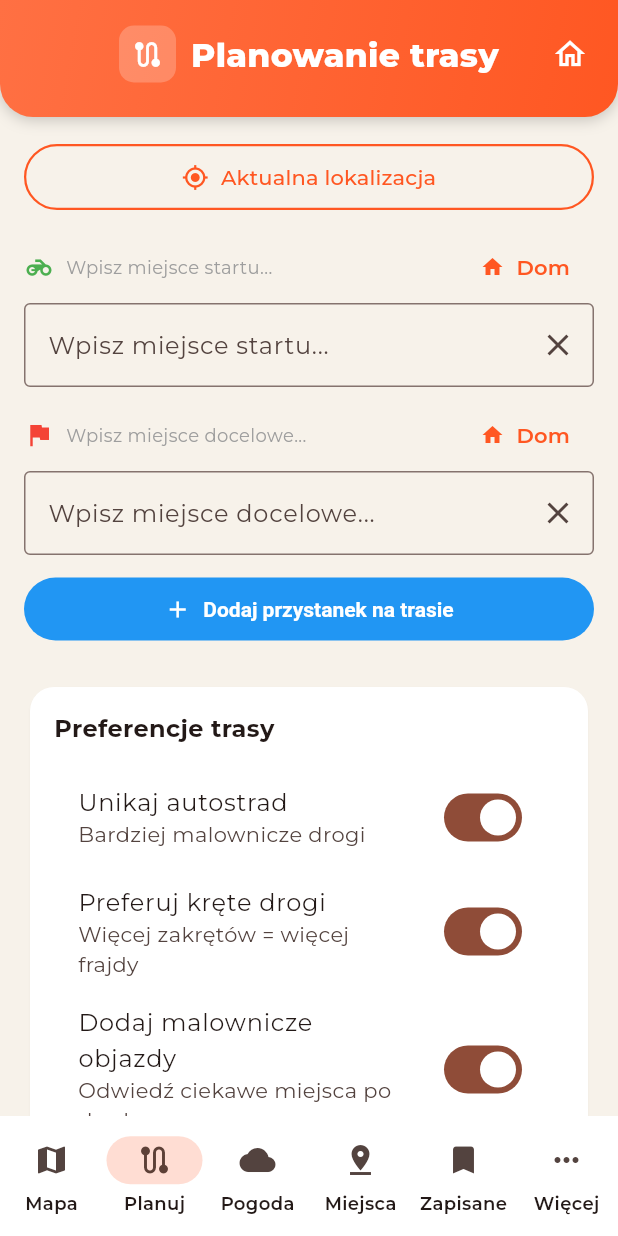
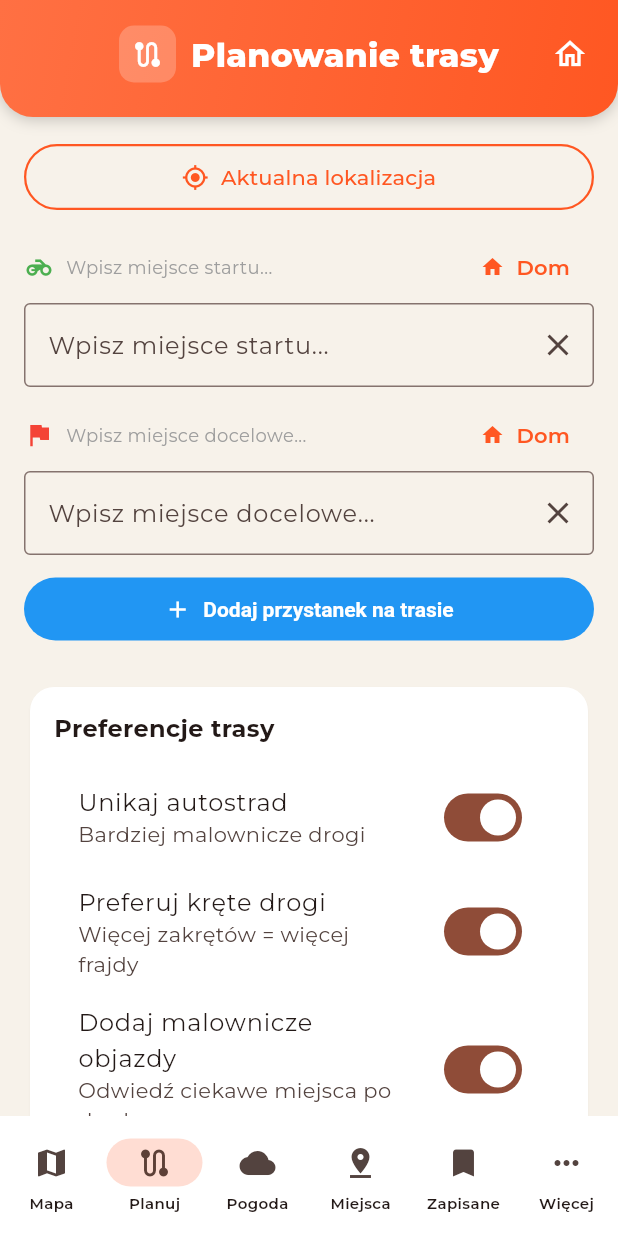
Before and after one commit to Jc0o0b/NaviMot-GO, a Flutter app: the screen it shows after launch, item 2 of the bottom bar chosen, on a phone screen of 412 x 824 dp. Run offline on Flutter 3.47's test engine with Material 3 defaults, Android fonts, the phone set to English and light mode, and no system bars; our stand-ins replace flutter_map, flutter_tts, geolocator, image_picker, latlong2, shared_preferences and 1 more; missing offline and left inert: dart:js_interop.

Commit message:
Small screen responsive: nav labels, font sizes, search UX
- HomeScreen: compact nav labels (Plan/Pogo/Miej/Zapis/Inne) when width < 380
- SectionHeader: title font 22->18 on small screens
- NavigationScreen: speed 26->20, distance 18->14 on small screens
- WeatherScreen: temp 36->28 on small screens
- RoutePlanning: padding 16->10 on small screens
- NavBar label font size 12->10 globally
- Geocoding: loading indicators, error feedback, 8s timeout

```diff
--- a/lib/main.dart
+++ b/lib/main.dart
@@ -84,7 +84,7 @@ class NavimotGoApp extends StatelessWidget {
         indicatorColor: const Color(0x33FF5722),
         elevation: 8,
         labelTextStyle: WidgetStateProperty.all(
-          const TextStyle(fontSize: 12, fontWeight: FontWeight.w600),
+          const TextStyle(fontSize: 10, fontWeight: FontWeight.w600),
         ),
       ),
       cardTheme: CardThemeData(
@@ -129,7 +129,7 @@ class NavimotGoApp extends StatelessWidget {
         indicatorColor: const Color(0x55FF5722),
         elevation: 8,
         labelTextStyle: WidgetStateProperty.all(
-          const TextStyle(fontSize: 12, fontWeight: FontWeight.w600),
+          const TextStyle(fontSize: 10, fontWeight: FontWeight.w600),
         ),
       ),
       cardTheme: CardThemeData(
--- a/lib/screens/home_screen.dart
+++ b/lib/screens/home_screen.dart
@@ -27,19 +27,32 @@ class _HomeScreenState extends State<HomeScreen> {
 
   @override
   Widget build(BuildContext context) {
+    final w = MediaQuery.sizeOf(context).width;
+    final compact = w < 380;
+    final destinations = compact
+        ? const [
+            NavigationDestination(icon: Icon(Icons.map), label: 'Mapa'),
+            NavigationDestination(icon: Icon(Icons.route), label: 'Plan'),
+            NavigationDestination(icon: Icon(Icons.cloud), label: 'Pogo'),
+            NavigationDestination(icon: Icon(Icons.pin_drop), label: 'Miej'),
+            NavigationDestination(icon: Icon(Icons.bookmark), label: 'Zapis'),
+            NavigationDestination(icon: Icon(Icons.more_horiz), label: 'Inne'),
+          ]
+        : const [
+            NavigationDestination(icon: Icon(Icons.map), label: 'Mapa'),
+            NavigationDestination(icon: Icon(Icons.route), label: 'Planuj'),
+            NavigationDestination(icon: Icon(Icons.cloud), label: 'Pogoda'),
+            NavigationDestination(icon: Icon(Icons.pin_drop), label: 'Miejsca'),
+            NavigationDestination(icon: Icon(Icons.bookmark), label: 'Zapisane'),
+            NavigationDestination(icon: Icon(Icons.more_horiz), label: 'Więcej'),
+          ];
     return Scaffold(
       body: _screens[_selectedIndex],
       bottomNavigationBar: NavigationBar(
         selectedIndex: _selectedIndex,
         onDestinationSelected: (i) => setState(() => _selectedIndex = i),
-        destinations: const [
-          NavigationDestination(icon: Icon(Icons.map), label: 'Mapa'),
-          NavigationDestination(icon: Icon(Icons.route), label: 'Planuj'),
-          NavigationDestination(icon: Icon(Icons.cloud), label: 'Pogoda'),
-          NavigationDestination(icon: Icon(Icons.pin_drop), label: 'Miejsca'),
-          NavigationDestination(icon: Icon(Icons.bookmark), label: 'Zapisane'),
-          NavigationDestination(icon: Icon(Icons.more_horiz), label: 'Więcej'),
-        ],
+        labelBehavior: NavigationDestinationLabelBehavior.alwaysShow,
+        destinations: destinations,
       ),
     );
   }
--- a/lib/screens/route_planning_screen.dart
+++ b/lib/screens/route_planning_screen.dart
@@ -86,7 +86,7 @@ class _RoutePlanningScreenState extends State<RoutePlanningScreen> {
               ),
               Expanded(
                 child: SingleChildScrollView(
-                  padding: const EdgeInsets.all(16),
+                  padding: EdgeInsets.all(MediaQuery.sizeOf(context).width < 360 ? 10 : 16),
                   child: Column(
                     crossAxisAlignment: CrossAxisAlignment.stretch,
                     children: [
--- a/lib/screens/weather_screen.dart
+++ b/lib/screens/weather_screen.dart
@@ -78,8 +78,9 @@ class WeatherScreen extends StatelessWidget {
                 size: 64, color: _weatherColor(condition)),
             const SizedBox(height: 8),
             Text('${weatherVM.averageTemperature.toInt()}°C',
-                style:
-                    const TextStyle(fontSize: 36, fontWeight: FontWeight.bold)),
+                style: TextStyle(
+                    fontSize: MediaQuery.sizeOf(context).width < 360 ? 28 : 36,
+                    fontWeight: FontWeight.bold)),
             Text(_conditionName(condition),
                 style: Theme.of(context).textTheme.bodyMedium),
             const SizedBox(height: 12),
--- a/lib/widgets/section_header.dart
+++ b/lib/widgets/section_header.dart
@@ -17,6 +17,8 @@ class SectionHeader extends StatelessWidget {
   @override
   Widget build(BuildContext context) {
     final topPad = MediaQuery.of(context).padding.top;
+    final w = MediaQuery.sizeOf(context).width;
+    final titleSize = w < 360 ? 18.0 : 22.0;
     return Container(
       width: double.infinity,
       padding: EdgeInsets.fromLTRB(8, topPad + 12, 8, 18),
@@ -67,9 +69,9 @@ class SectionHeader extends StatelessWidget {
                         maxLines: 1,
                         overflow: TextOverflow.ellipsis,
                         textAlign: TextAlign.center,
-                        style: const TextStyle(
+                        style: TextStyle(
                           color: Colors.white,
-                          fontSize: 22,
+                          fontSize: titleSize,
                           fontWeight: FontWeight.w800,
                           letterSpacing: 0.2,
                         ),
```
Also changed, not shown: lib/screens/navigation_screen.dart (+12 -5 lines).
